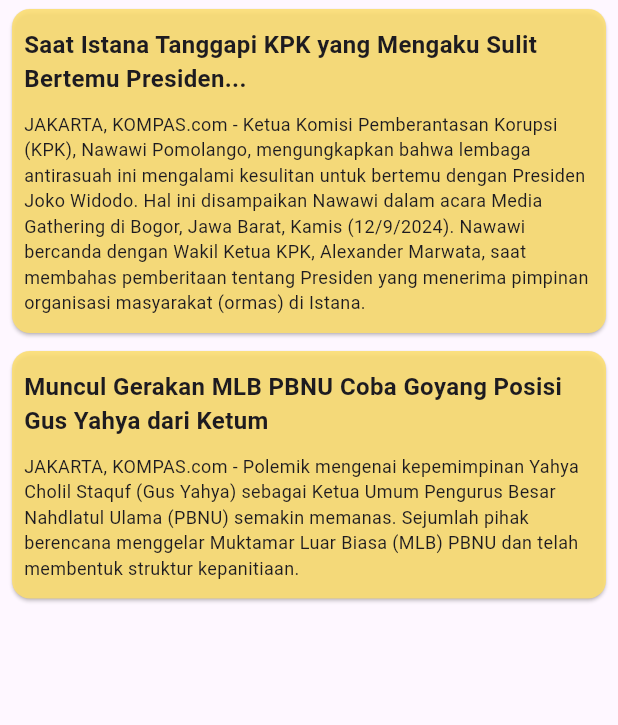
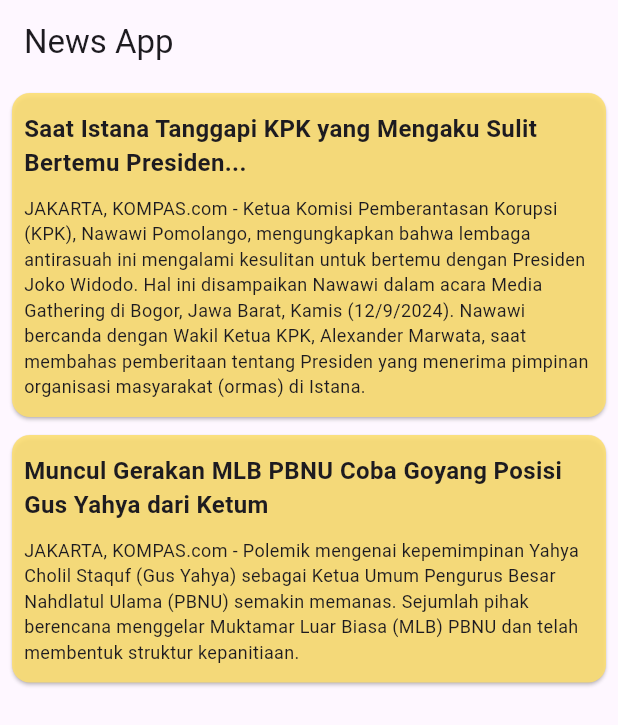
Before and after one commit to Navyrine/news_app, a Flutter app: the screen it shows after launch, on a phone screen of 412 x 824 dp. Shown: the top 725 px of the screen. Run offline on Flutter 3.47's test engine with Material 3 defaults, Android fonts, the phone set to English and light mode, and no system bars.

Commit message:
menambahkan app bar

```diff
--- a/lib/widgets/home_screen.dart
+++ b/lib/widgets/home_screen.dart
@@ -30,6 +30,9 @@ class _HomeScreenState extends State<HomeScreen>
   @override
   Widget build(BuildContext context) {
     return Scaffold(
+      appBar: AppBar(
+        title: const Text("News App"),
+      ),
       body: Column(
         children: [
           Expanded(child: NewsList(newsList: _registeredNews))
```
